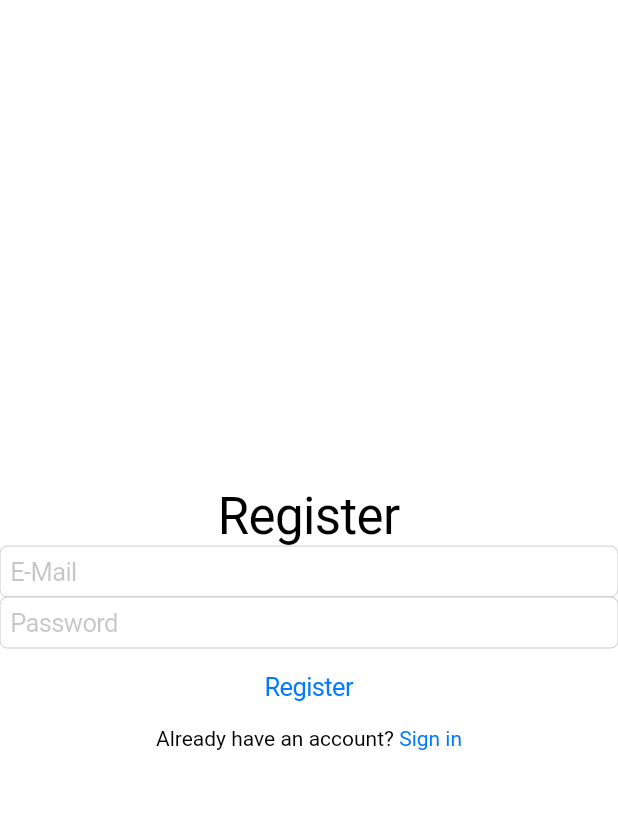
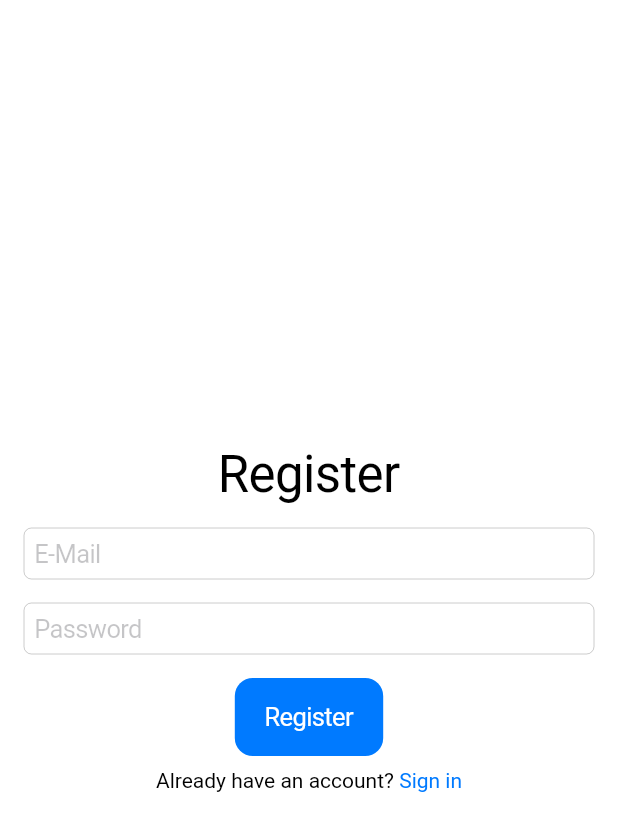
Before and after one commit to PrzChodor/XLO, a Flutter app: the Register screen opened directly, on a phone screen of 412 x 824 dp. Shown: the top 831 px of the screen. Run offline on Flutter 3.47's test engine with Material 2 defaults, Android fonts, the phone set to English and light mode, and no system bars; our stand-ins replace cloud_firestore, firebase_auth, firebase_core, firebase_storage; missing offline and left inert: multi_image_picker, screen_loader; accounts and stored records are empty.

```diff
--- a/lib/authentication/notification.dart
+++ b/lib/authentication/notification.dart
@@ -1,11 +1,11 @@
 import 'package:flutter/cupertino.dart';
 
 void showNotification(
-    BuildContext context, String errorTitle, String errorMessage) {
+    BuildContext context, String title, String message) {
   showCupertinoDialog(
       context: context,
       builder: (context) {
-        return NotificationDialog(errorTitle, errorMessage);
+        return NotificationDialog(title, message);
       });
 }
 
--- a/lib/routes/auction_list.dart
+++ b/lib/routes/auction_list.dart
@@ -33,6 +33,7 @@ class _AuctionListState extends State<AuctionList> {
                   stream: FirebaseFirestore.instance
                       .collection('auctions')
                       .where('archived', isEqualTo: false)
+                      .orderBy('date', descending: true)
                       .snapshots(),
                   builder: (BuildContext context,
                       AsyncSnapshot<QuerySnapshot> snapshot) {
@@ -40,8 +41,8 @@ class _AuctionListState extends State<AuctionList> {
                       return SliverFillRemaining(
                         child: Center(
                           child: CupertinoActivityIndicator(
-                            radius: min(MediaQuery.of(context).size.width * 0.2,
-                                MediaQuery.of(context).size.height * 0.2),
+                            radius: min(MediaQuery.of(context).size.width * 0.1,
+                                MediaQuery.of(context).size.height * 0.1),
                           ),
                         ),
                       );
--- a/lib/routes/register.dart
+++ b/lib/routes/register.dart
@@ -29,22 +29,36 @@ class _RegisterState extends State<Register> {
         child: Column(
           mainAxisAlignment: MainAxisAlignment.center,
           children: [
-            Text(
+            Padding(
+              padding: const EdgeInsets.only(bottom: 8.0),
+              child: Text(
                 'Register',
                 textScaleFactor: 2,
               ),
-            CupertinoTextField(
+            ),
+            Padding(
+              padding:
+                  const EdgeInsets.symmetric(vertical: 8.0, horizontal: 16.0),
+              child: CupertinoTextField(
                 controller: emailController,
                 placeholder: 'E-Mail',
               ),
-            CupertinoTextField(
+            ),
+            Padding(
+              padding:
+                  const EdgeInsets.symmetric(vertical: 8.0, horizontal: 16.0),
+              child: CupertinoTextField(
                 controller: passwordController,
                 placeholder: 'Password',
                 obscureText: true,
               ),
-            CupertinoButton(
+            ),
+            Padding(
+              padding: const EdgeInsets.all(8.0),
+              child: CupertinoButton.filled(
                 onPressed: () => _createUserWithEmail(context),
                 child: const Text('Register'),
+              ),
             ),
             RichText(
               text: TextSpan(
--- a/pubspec.yaml
+++ b/pubspec.yaml
@@ -38,6 +38,7 @@ dependencies:
   # The following adds the Cupertino Icons font to your application.
   # Use with the CupertinoIcons class for iOS style icons.
   cupertino_icons: ^1.0.2
+  screen_loader: ^2.0.1
 
 dev_dependencies:
   flutter_test:
@@ -52,7 +53,7 @@ flutter:
   # The following line ensures that the Material Icons font is
   # included with your application, so that you can use the icons in
   # the material Icons class.
-  #uses-material-design: true
+  uses-material-design: true
 
   # To add assets to your application, add an assets section, like this:
   # assets:
```
Also changed, not shown: lib/routes/add_auction.dart (+77 -27 lines), lib/routes/signIn.dart (+20 -6 lines), pubspec.lock. Lines whose indentation alone changed are shown as unchanged.
